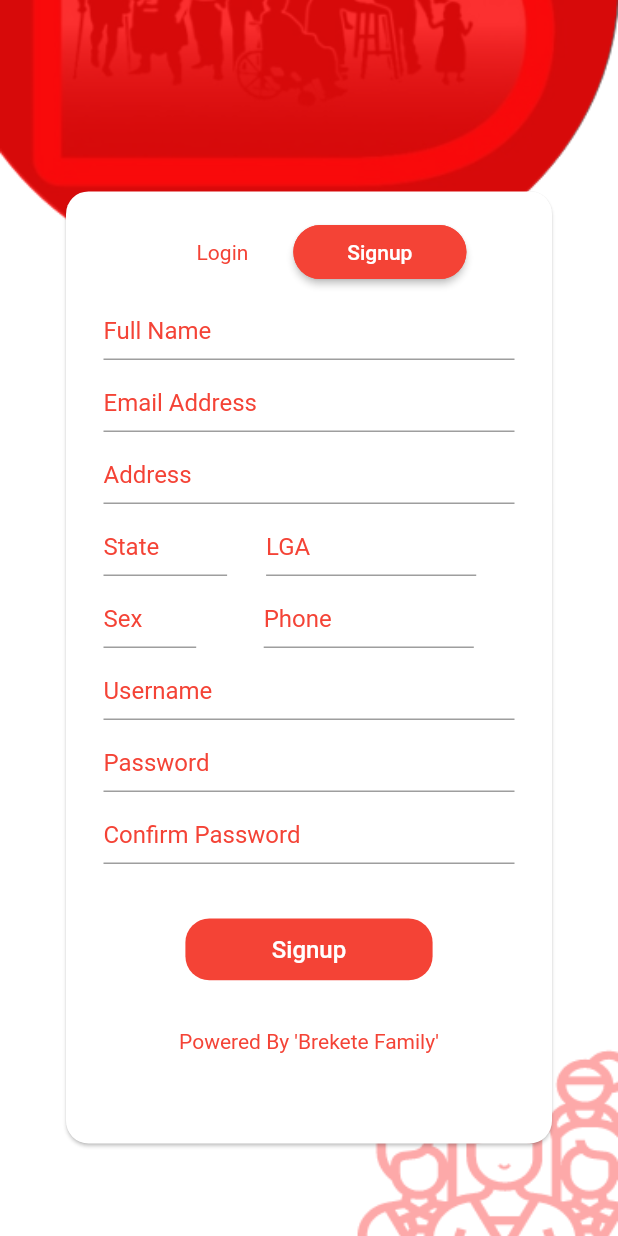
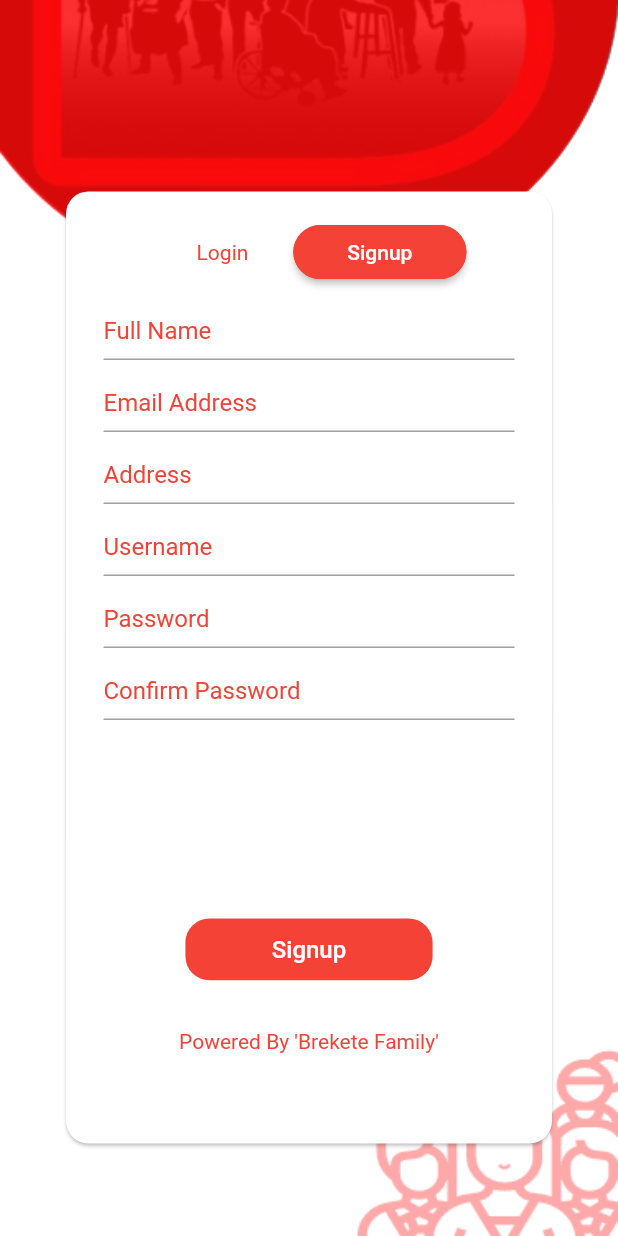
Before and after one commit to MrfiaOfficial/brekete_connect_chat, a Flutter app: the screen it shows after launch, after a tap on "Signup", on a phone screen of 412 x 824 dp. Run offline on Flutter 3.47's test engine with Material 2 defaults, Android fonts, the phone set to English and light mode, and no system bars; our stand-ins replace badges, cached_network_image, carousel_slider, chewie, cloud_firestore, firebase_auth and 13 more; missing offline and left inert: flutter_inappwebview; accounts and stored records are empty.

Commit message:
out state, lga, phone, sex from register page fields

```diff
--- a/lib/pages/lib/radio_tv/Radios.dart
+++ b/lib/pages/lib/radio_tv/Radios.dart
@@ -47,6 +47,7 @@ class _MyAppState extends State<Radios> {
     double height = MediaQuery.of(context).size.height;
     double width = MediaQuery.of(context).size.width;
     return new MaterialApp(
+      debugShowCheckedModeBanner: false,
       home: new Scaffold(
         body: isLoading
             ? Center(
--- a/lib/pages/lib/register_page.dart
+++ b/lib/pages/lib/register_page.dart
@@ -282,7 +282,7 @@ class _RegisterPageState extends State<RegisterPage> {
                                           ),
                                         ),
                                       ),
-                                      Row(
+                                      /* Row(
                                         children: [
                                           Padding(
                                             padding: const EdgeInsets.symmetric(
@@ -371,8 +371,8 @@ class _RegisterPageState extends State<RegisterPage> {
                                             ),
                                           ),
                                         ],
-                                      ),
-                                      Row(
+                                      ), */
+                                      /* Row(
                                         children: [
                                           Padding(
                                             padding: const EdgeInsets.symmetric(
@@ -461,7 +461,7 @@ class _RegisterPageState extends State<RegisterPage> {
                                             ),
                                           ),
                                         ],
-                                      ),
+                                      ), */
 
                                       // Padding(
                                       //   padding: const EdgeInsets.symmetric(horizontal: 25),
--- a/pubspec.yaml
+++ b/pubspec.yaml
@@ -1,7 +1,7 @@
 name: group_chat_app
 description: A new Flutter project.
 
-version: 1.0.7+25
+version: 1.0.8+26
 
 environment:
   sdk: ">=2.7.0 <3.0.0"
```
